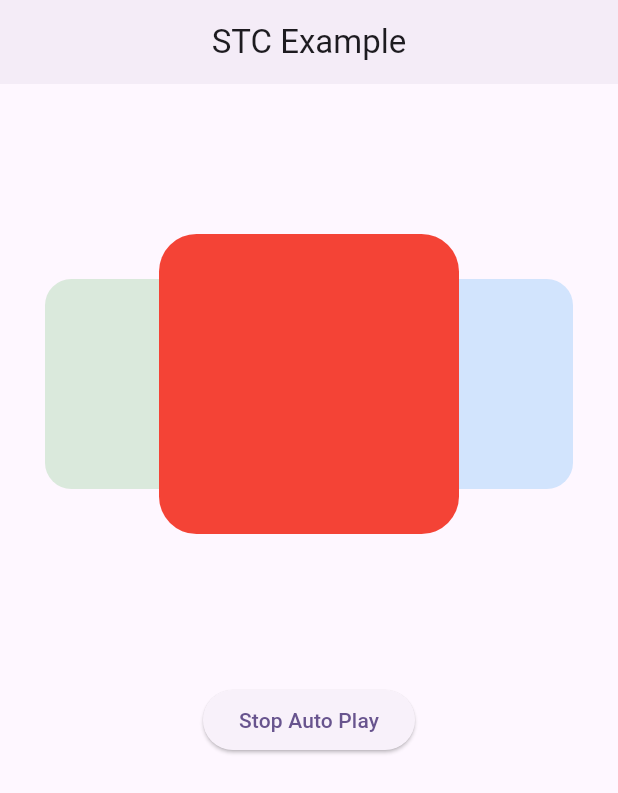
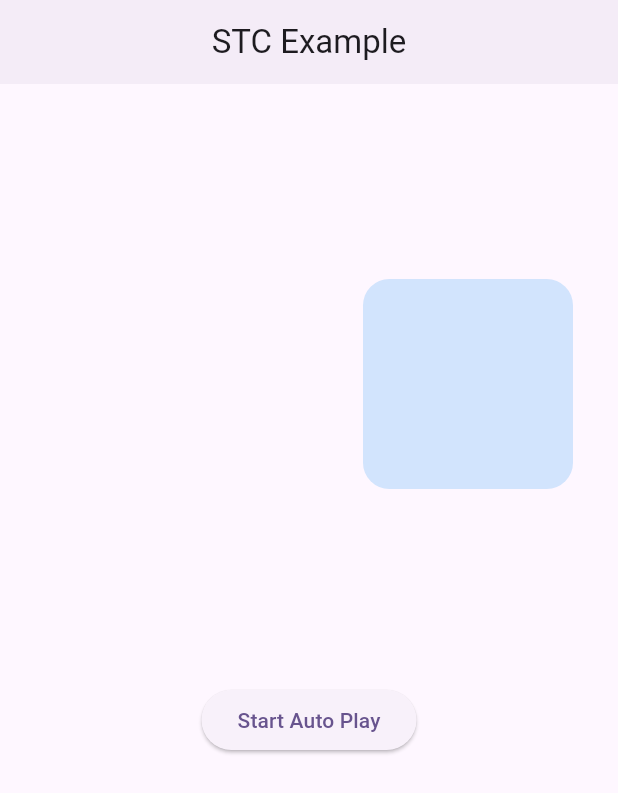
Before and after one commit to KosaiAli/stacked_trio_carousel, a Flutter app: the screen it shows after launch, on a phone screen of 412 x 824 dp. Shown: the top 793 px of the screen. Run offline on Flutter 3.47's test engine with Material 3 defaults, Android fonts, the phone set to English and light mode, and no system bars.

Commit message:
initial work on the slidingwindow

```diff
--- a/example/lib/main.dart
+++ b/example/lib/main.dart
@@ -1,3 +1,5 @@
+import 'dart:math';
+
 import 'package:example/gift_cards_example.dart';
 import 'package:example/yu_gi_oh_cards_example.dart';
 import 'package:flutter/material.dart';
@@ -39,13 +41,13 @@ class _MyHomePageState extends State<MyHomePage> with TickerProviderStateMixin {
 
   @override
   void initState() {
-    _carouselController = StackedTrioCarouselController(tickerProvider: this);
+    _carouselController = StackedTrioCarouselController(tickerProvider: this, autoPlay: false);
     super.initState();
   }
 
   @override
   Widget build(BuildContext context) {
-    final List colors = [Colors.red, Colors.green, Colors.blue];
+    final List colors = [Colors.transparent, Colors.transparent, Colors.blue, Colors.orange, Colors.purple];
     return Theme(
       data: ThemeData(colorScheme: ColorScheme.fromSeed(seedColor: Colors.deepPurple), useMaterial3: true),
       child: Scaffold(
@@ -59,13 +61,14 @@ class _MyHomePageState extends State<MyHomePage> with TickerProviderStateMixin {
               params: StackedTrioCarouselParams(widgetHeight: 200, widgetWidth: 200),
               routeObserver: routeObserver,
               controller: _carouselController,
+              initialIndex: 1,
               onTap: (index) {
                 Navigator.push(context, MaterialPageRoute(builder: (context) => const SecondScreen()));
               },
               children: colors
                   .map(
                     (color) => Container(
-                      key: ValueKey(color),
+                      key: ValueKey(Random().nextInt(100000)),
                       decoration: BoxDecoration(color: color, borderRadius: BorderRadius.circular(25)),
                     ),
                   )
--- a/lib/stacked_trio_carousel.dart
+++ b/lib/stacked_trio_carousel.dart
@@ -19,7 +19,8 @@ class StackedTrioCarousel extends StatefulWidget {
     this.onTap,
     this.height,
     this.width,
-  }) : assert(children.length == 3, "the children list should contain exactly 3 items."),
+    this.initialIndex = 0,
+  }) : assert(children.length > 2, "the children list should contain 3 items at least."),
        assert(
          children.every((c) => c.key != null && c.key is ValueKey) &&
              children.map((c) => c.key).toSet().length == children.length,
@@ -73,6 +74,12 @@ class StackedTrioCarousel extends StatefulWidget {
   /// make sure to specify this value for the widget to behave probably
   /// espically inside row and horizontal list view
   final double? width;
+
+  /// The initial index of the item to be displayed.
+  ///
+  /// The item that shows up in the beginning
+  final int initialIndex;
+
   @override
   State<StackedTrioCarousel> createState() => _StackedTrioCarouselState();
 }
@@ -101,6 +108,10 @@ class _StackedTrioCarouselState extends State<StackedTrioCarousel> with TickerPr
   // Store the gloabl offset of the widget
   Offset _offset = Offset.zero;
 
+  late List<Widget> _slidingWindow;
+
+  late int _currentIndex;
+
   @protected
   void _handleAnimationStart() {
     /* Might Come in Handy Later */
@@ -122,6 +133,12 @@ class _StackedTrioCarouselState extends State<StackedTrioCarousel> with TickerPr
       RenderBox? renderBox = context.findRenderObject() as RenderBox?;
       _offset = renderBox!.localToGlobal(Offset.zero);
     });
+    _currentIndex = widget.initialIndex;
+    _slidingWindow = [
+      _children[(widget.initialIndex - 1) % _children.length],
+      _children[(widget.initialIndex + 1) % _children.length],
+      _children[widget.initialIndex % _children.length],
+    ];
 
     super.initState();
   }
@@ -134,7 +151,12 @@ class _StackedTrioCarouselState extends State<StackedTrioCarousel> with TickerPr
             entry.remove(); // Remove mounted overlay entries
           }
         }
-        _controller.initializeAnimations(params: widget.params, widgetSize: size, widgetOffset: _offset);
+        _controller.initializeAnimations(
+          params: widget.params,
+          widgetSize: size,
+          widgetOffset: _offset,
+          childrenLength: _children.length,
+        );
       } catch (e, st) {
         debugPrint(
           '[StackedTrioCarousel:initState] Failed to initialize layout or animations.\n'
@@ -187,6 +209,14 @@ class _StackedTrioCarouselState extends State<StackedTrioCarousel> with TickerPr
         );
       }
     }
+  }
+
+  void _updateSlidingWindow() {
+    _slidingWindow = [
+      _children[(_currentIndex - 1) % _children.length],
+      _children[(_currentIndex + 1) % _children.length],
+      _children[_currentIndex % _children.length],
+    ];
   }
 
   bool _sameChildren(List<Widget> a, List<Widget> b) {
@@ -260,9 +290,11 @@ class _StackedTrioCarouselState extends State<StackedTrioCarousel> with TickerPr
   void _listenToAnimationEnd(bool finishedAtZero) {
     _removeOverlayEntries();
     if (finishedAtZero) {
-      _children.insert(2, _children.removeAt(0));
+      _currentIndex--;
+      // _children.insert(_children.length - 1, _children.removeAt(0));
     } else {
-      _children.insert(0, _children.removeLast());
+      _currentIndex++;
+      // _children.insert(0, _children.removeLast());
     }
     _generateStackedCards();
   }
@@ -277,7 +309,7 @@ class _StackedTrioCarouselState extends State<StackedTrioCarousel> with TickerPr
           _controller.positionAnimations[i],
           _controller.opacityAnimations[i],
           _controller.scaleAnimations[i],
-          _children[i],
+          _slidingWindow[i],
         ),
       );
       try {
@@ -376,20 +408,20 @@ class _StackedTrioCarouselState extends State<StackedTrioCarousel> with TickerPr
 
   /// Handles the cancellation of a swipe gesture
   void _onPanCancel(Widget child) {
-    if (child != _children.last) return;
+    if (child != _slidingWindow.last) return;
     _controller.onUserInteractionCancel();
   }
 
   /// Handles the update of a swipe gesture
   void _onPanUpdate(DragUpdateDetails details, Widget child) {
-    if (child != _children.last) return;
+    if (child != _slidingWindow.last) return;
 
     _controller.onUserInteractionUpdate(details, widget.params.widgetWidth, widget.params.widgetHeight, widget.params);
   }
 
   /// Handles the start of a swipe gesture
   void _onPanDown(DragDownDetails dragDownDetails, Widget child) {
-    if (child != _children.last) return;
+    if (child != _slidingWindow.last) return;
     _controller.onUserInteractionStart(dragDownDetails.globalPosition.dx, dragDownDetails.globalPosition.dy);
   }
 
@@ -398,11 +430,15 @@ class _StackedTrioCarouselState extends State<StackedTrioCarousel> with TickerPr
     if (_controller._animationController.isAnimating || _controller._isAnimating) {
       // Check if the animation is past halfway both ways and in between
       if (_controller._animationController.value < 0.5 - _controller._swapConfirmationDistance) {
+        _currentIndex--;
         _reinsertOverlayEntries([1, 2, 0]);
+        _updateSlidingWindow();
         currentOrder = [1, 2, 0];
       }
       if (_controller._animationController.value > 0.5 + _controller._swapConfirmationDistance) {
+        _currentIndex++;
         _reinsertOverlayEntries([0, 2, 1]);
+        _updateSlidingWindow();
         currentOrder = [0, 2, 1];
       }
       if (0.5 - _controller._swapConfirmationDistance < _controller._animationController.value &&
--- a/lib/stacked_trio_carousel_controller.dart
+++ b/lib/stacked_trio_carousel_controller.dart
@@ -123,19 +123,14 @@ class StackedTrioCarouselController {
     required TickerProvider tickerProvider,
     this.animationDuration = const Duration(seconds: 1),
     this.autoPlayInterval = const Duration(seconds: 3),
-    Duration pauseAutoPlayDurationAfterPressingSideElements = const Duration(
-      seconds: 1,
-    ),
+    Duration pauseAutoPlayDurationAfterPressingSideElements = const Duration(seconds: 1),
     SwipingDirection swipingDirection = SwipingDirection.rtl,
     bool autoPlay = true,
     Curve animationCurve = Curves.linear,
     bool adaptAutoPlayDirectionToUserSwipeDirection = true,
     double swipeSensitivity = 0.5,
     double swapConfirmationDistance = 0.5,
-  }) : assert(
-         swipeSensitivity >= 0.1,
-         "Swipe sensitivity should be greater than 0.1",
-       ),
+  }) : assert(swipeSensitivity >= 0.1, "Swipe sensitivity should be greater than 0.1"),
        assert(
          0.95 >= swapConfirmationDistance && swapConfirmationDistance >= 0.05,
          "Swap Confirmation Distance should be greater than 0.05 and smaller than 0.95",
@@ -159,8 +154,7 @@ class StackedTrioCarouselController {
           ..addListener(_animationListener);
 
     _autoPlay = autoPlay;
-    _adaptAutoPlayDirectionToUserSwipe =
-        adaptAutoPlayDirectionToUserSwipeDirection;
+    _adaptAutoPlayDirectionToUserSwipe = adaptAutoPlayDirectionToUserSwipeDirection;
     if (_autoPlay) {
       startAutoPlay();
       _swipingMethod = SwipingMethod.animationDriven;
@@ -197,20 +191,15 @@ class StackedTrioCarouselController {
     required StackedTrioCarouselParams params,
     required Size widgetSize,
     required Offset widgetOffset,
+    required int childrenLength,
   }) {
     final xCenterPoint = (widgetSize.width - params.widgetWidth) / 2;
     final yCenterPoint = (widgetSize.height - params.widgetHeight) / 2;
     _centerPoint = Offset(xCenterPoint, yCenterPoint);
 
-    final firstPos = _firstCardPosition(
-      padding: params.firstWidgetPadding,
-      angle: params.angle,
-    );
+    final firstPos = _firstCardPosition(padding: params.firstWidgetPadding, angle: params.angle);
 
-    final secondPos = _secondCardPosition(
-      padding: params.secondWidgetPadding,
-      angle: params.angle,
-    );
+    final secondPos = _secondCardPosition(padding: params.secondWidgetPadding, angle: params.angle);
 
     final thirdPos = _centerPoint;
 
@@ -226,12 +215,7 @@ class StackedTrioCarouselController {
           tween: Tween(begin: firstPos, end: secondPos),
           weight: 50,
         ),
-      ]).animate(
-        CurvedAnimation(
-          parent: _animationController,
-          curve: normalizedAnimationCurve,
-        ),
-      ),
+      ]).animate(CurvedAnimation(parent: _animationController, curve: normalizedAnimationCurve)),
       TweenSequence<Offset>([
         TweenSequenceItem(
           tween: Tween(begin: firstPos, end: secondPos),
@@ -241,12 +225,7 @@ class StackedTrioCarouselController {
           tween: Tween(begin: secondPos, end: thirdPos),
           weight: 50,
         ),
-      ]).animate(
-        CurvedAnimation(
-          parent: _animationController,
-          curve: normalizedAnimationCurve,
-        ),
-      ),
+      ]).animate(CurvedAnimation(parent: _animationController, curve: normalizedAnimationCurve)),
       TweenSequence<Offset>([
         TweenSequenceItem(
           tween: Tween(begin: secondPos, end: thirdPos),
@@ -256,151 +235,88 @@ class StackedTrioCarouselController {
           tween: Tween(begin: thirdPos, end: firstPos),
           weight: 50,
         ),
-      ]).animate(
-        CurvedAnimation(
-          parent: _animationController,
-          curve: normalizedAnimationCurve,
-        ),
-      ),
+      ]).animate(CurvedAnimation(parent: _animationController, curve: normalizedAnimationCurve)),
     ];
 
     scaleAnimations = [
       TweenSequence<double>([
-        TweenSequenceItem(
-          tween: Tween(begin: 1.0, end: params.scaleRatio),
-          weight: 50,
+        TweenSequenceItem(tween: Tween(begin: 1.0, end: params.scaleRatio), weight: 50),
+        if (childrenLength > 3)...[
+          TweenSequenceItem(
+          tween: Tween(begin: params.scaleRatio, end: 0.0),
+          weight: 25,
         ),
         TweenSequenceItem(
+          tween: Tween(begin: 0.0, end: params.scaleRatio),
+          weight: 25,
+        ),
+        ]
+        else...[
+          TweenSequenceItem(
           tween: Tween(begin: params.scaleRatio, end: params.scaleRatio),
           weight: 50,
         ),
-      ]).animate(
-        CurvedAnimation(
-          parent: _animationController,
-          curve: normalizedAnimationCurve,
-        ),
-      ),
+        ]
+      ]).animate(CurvedAnimation(parent: _animationController, curve: normalizedAnimationCurve)),
       TweenSequence<double>([
         TweenSequenceItem(
           tween: Tween(begin: params.scaleRatio, end: params.scaleRatio),
           weight: 50,
         ),
-        TweenSequenceItem(
-          tween: Tween(begin: params.scaleRatio, end: 1.0),
-          weight: 50,
-        ),
-      ]).animate(
-        CurvedAnimation(
-          parent: _animationController,
-          curve: normalizedAnimationCurve,
-        ),
-      ),
+        TweenSequenceItem(tween: Tween(begin: params.scaleRatio, end: 1.0), weight: 50),
+      ]).animate(CurvedAnimation(parent: _animationController, curve: normalizedAnimationCurve)),
       TweenSequence<double>([
-        TweenSequenceItem(
-          tween: Tween(begin: params.scaleRatio, end: 1.0),
-          weight: 50,
-        ),
-        TweenSequenceItem(
-          tween: Tween(begin: 1.0, end: params.scaleRatio),
-          weight: 50,
-        ),
-      ]).animate(
-        CurvedAnimation(
-          parent: _animationController,
-          curve: normalizedAnimationCurve,
-        ),
-      ),
+        TweenSequenceItem(tween: Tween(begin: params.scaleRatio, end: 1.0), weight: 50),
+        TweenSequenceItem(tween: Tween(begin: 1.0, end: params.scaleRatio), weight: 50),
+      ]).animate(CurvedAnimation(parent: _animationController, curve: normalizedAnimationCurve)),
     ];
 
     opacityAnimations = [
       TweenSequence<double>([
         TweenSequenceItem(
-          tween: Tween(
-            begin: params.maximumOpacity,
-            end: params.minimumOpacity,
-          ),
+          tween: Tween(begin: params.maximumOpacity, end: params.minimumOpacity),
           weight: 50,
         ),
         TweenSequenceItem(
-          tween: Tween(
-            begin: params.minimumOpacity,
-            end: params.minimumOpacity,
-          ),
+          tween: Tween(begin: params.minimumOpacity, end: params.minimumOpacity),
           weight: 50,
         ),
-      ]).animate(
-        CurvedAnimation(
-          parent: _animationController,
-          curve: normalizedAnimationCurve,
-        ),
-      ),
+      ]).animate(CurvedAnimation(parent: _animationController, curve: normalizedAnimationCurve)),
       TweenSequence<double>([
         TweenSequenceItem(
-          tween: Tween(
-            begin: params.minimumOpacity,
-            end: params.minimumOpacity,
-          ),
+          tween: Tween(begin: params.minimumOpacity, end: params.minimumOpacity),
           weight: 50,
         ),
         TweenSequenceItem(
-          tween: Tween(
-            begin: params.minimumOpacity,
-            end: params.maximumOpacity,
-          ),
+          tween: Tween(begin: params.minimumOpacity, end: params.maximumOpacity),
           weight: 50,
         ),
-      ]).animate(
-        CurvedAnimation(
-          parent: _animationController,
-          curve: normalizedAnimationCurve,
-        ),
-      ),
+      ]).animate(CurvedAnimation(parent: _animationController, curve: normalizedAnimationCurve)),
       TweenSequence<double>([
         TweenSequenceItem(
-          tween: Tween(
-            begin: params.minimumOpacity,
-            end: params.maximumOpacity,
-          ),
+          tween: Tween(begin: params.minimumOpacity, end: params.maximumOpacity),
           weight: 50,
         ),
         TweenSequenceItem(
-          tween: Tween(
-            begin: params.maximumOpacity,
-            end: params.minimumOpacity,
-          ),
+          tween: Tween(begin: params.maximumOpacity, end: params.minimumOpacity),
           weight: 50,
         ),
-      ]).animate(
-        CurvedAnimation(
-          parent: _animationController,
-          curve: normalizedAnimationCurve,
-        ),
-      ),
+      ]).animate(CurvedAnimation(parent: _animationController, curve: normalizedAnimationCurve)),
     ];
   }
 
   /// Helper to calculate the position of the first card
-  Offset _firstCardPosition({
-    required EdgeInsets padding,
-    required double angle,
-  }) {
-    final xCord =
-        _centerPoint.dx * (1 - math.cos(angle)) + padding.left - padding.right;
-    final yCord =
-        _centerPoint.dy * (1 - math.sin(angle)) + padding.top - padding.bottom;
+  Offset _firstCardPosition({required EdgeInsets padding, required double angle}) {
+    final xCord = _centerPoint.dx * (1 - math.cos(angle)) + padding.left - padding.right;
+    final yCord = _centerPoint.dy * (1 - math.sin(angle)) + padding.top - padding.bottom;
 
     return Offset(xCord, yCord);
   }
 
   /// Helper to calculate the position of the second card
-  Offset _secondCardPosition({
-    required EdgeInsets padding,
-    required double angle,
-  }) {
-    final xCord =
-        _centerPoint.dx * (1 + math.cos(angle)) + padding.left - padding.right;
-    final yCord =
-        _centerPoint.dy * (1 + math.sin(angle)) + padding.top - padding.bottom;
+  Offset _secondCardPosition({required EdgeInsets padding, required double angle}) {
+    final xCord = _centerPoint.dx * (1 + math.cos(angle)) + padding.left - padding.right;
+    final yCord = _centerPoint.dy * (1 + math.sin(angle)) + padding.top - padding.bottom;
 
     return Offset(xCord, yCord);
   }
@@ -409,9 +325,7 @@ class StackedTrioCarouselController {
   void startAutoPlay() {
     _stopTimer(); // Ensure no duplicate timers
     _timer = Timer.periodic(autoPlayInterval, (_) {
-      _swipingDirection == SwipingDirection.rtl
-          ? next()
-          : previous(); // Automatically move to the next card
+      _swipingDirection == SwipingDirection.rtl ? next() : previous(); // Automatically move to the next card
     });
     // resume autoplay behaviour
     _autoPlay = true;
@@ -450,10 +364,7 @@ class StackedTrioCarouselController {
   }
 
   /// Prepares for user interaction by stopping animations and auto-play
-  void onUserInteractionStart(
-    double swipeStartingPointdx,
-    double swipeStartingPointdy,
-  ) {
+  void onUserInteractionStart(double swipeStartingPointdx, double swipeStartingPointdy) {
     _stopTimer();
     stopAnimation();
     _swipeStartingPointdx = swipeStartingPointdx;
@@ -473,8 +384,7 @@ class StackedTrioCarouselController {
     final dx = details.globalPosition.dx - _swipeStartingPointdx!;
     final dy = details.globalPosition.dy - _swipeStartingPointdy!;
 
-    final projectedDelta =
-        dx * math.cos(params.angle) + dy * math.sin(params.angle);
+    final projectedDelta = dx * math.cos(params.angle) + dy * math.sin(params.angle);
 
     double reference;
 
```
